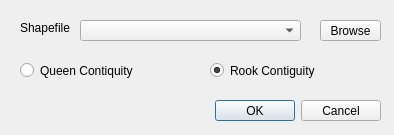
Qt form tools/ui_weights.ui (sjsrey/pysal-qgis) before a commit.
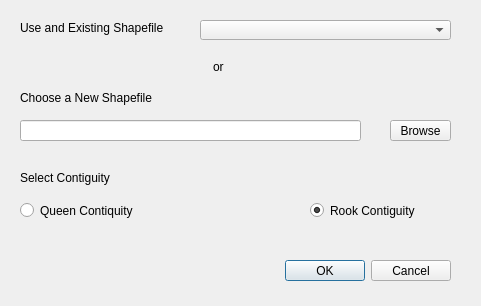
The same form after that commit.

Commit message: New Gui and working weights dialog

```diff
--- a/tools/ui_weights.ui
+++ b/tools/ui_weights.ui
@@ -6,8 +6,8 @@
    <rect>
     <x>0</x>
     <y>0</y>
-    <width>394</width>
-    <height>135</height>
+    <width>481</width>
+    <height>306</height>
    </rect>
   </property>
   <property name="windowTitle">
@@ -18,29 +18,29 @@
     <rect>
      <x>20</x>
      <y>20</y>
-     <width>71</width>
+     <width>171</width>
      <height>16</height>
     </rect>
    </property>
    <property name="text">
-    <string>Shapefile</string>
+    <string>Use and Existing Shapefile</string>
    </property>
   </widget>
   <widget class="QComboBox" name="comboBox">
    <property name="geometry">
     <rect>
-     <x>80</x>
+     <x>200</x>
      <y>20</y>
-     <width>221</width>
-     <height>21</height>
+     <width>251</width>
+     <height>20</height>
     </rect>
    </property>
   </widget>
   <widget class="QDialogButtonBox" name="buttonBox">
    <property name="geometry">
     <rect>
-     <x>210</x>
-     <y>100</y>
+     <x>280</x>
+     <y>260</y>
      <width>171</width>
      <height>21</height>
     </rect>
@@ -53,7 +53,7 @@
    <property name="geometry">
     <rect>
      <x>20</x>
-     <y>60</y>
+     <y>200</y>
      <width>141</width>
      <height>21</height>
     </rect>
@@ -68,8 +68,8 @@
   <widget class="QRadioButton" name="radioButton_2">
    <property name="geometry">
     <rect>
-     <x>210</x>
-     <y>60</y>
+     <x>310</x>
+     <y>200</y>
      <width>141</width>
      <height>21</height>
     </rect>
@@ -84,8 +84,8 @@
   <widget class="QToolButton" name="toolButton">
    <property name="geometry">
     <rect>
-     <x>320</x>
-     <y>20</y>
+     <x>390</x>
+     <y>120</y>
      <width>61</width>
      <height>21</height>
     </rect>
@@ -94,6 +94,55 @@
     <string>Browse</string>
    </property>
   </widget>
+  <widget class="QLineEdit" name="lineEdit">
+   <property name="geometry">
+    <rect>
+     <x>20</x>
+     <y>120</y>
+     <width>341</width>
+     <height>21</height>
+    </rect>
+   </property>
+  </widget>
+  <widget class="QLabel" name="label_2">
+   <property name="geometry">
+    <rect>
+     <x>213</x>
+     <y>57</y>
+     <width>20</width>
+     <height>20</height>
+    </rect>
+   </property>
+   <property name="text">
+    <string>or</string>
+   </property>
+  </widget>
+  <widget class="QLabel" name="label_3">
+   <property name="geometry">
+    <rect>
+     <x>20</x>
+     <y>90</y>
+     <width>281</width>
+     <height>16</height>
+    </rect>
+   </property>
+   <property name="text">
+    <string>Choose a New Shapefile</string>
+   </property>
+  </widget>
+  <widget class="QLabel" name="label_4">
+   <property name="geometry">
+    <rect>
+     <x>20</x>
+     <y>170</y>
+     <width>111</width>
+     <height>16</height>
+    </rect>
+   </property>
+   <property name="text">
+    <string>Select Contiguity</string>
+   </property>
+  </widget>
  </widget>
  <resources/>
  <connections>
```
The commit also changes 3 other files.
